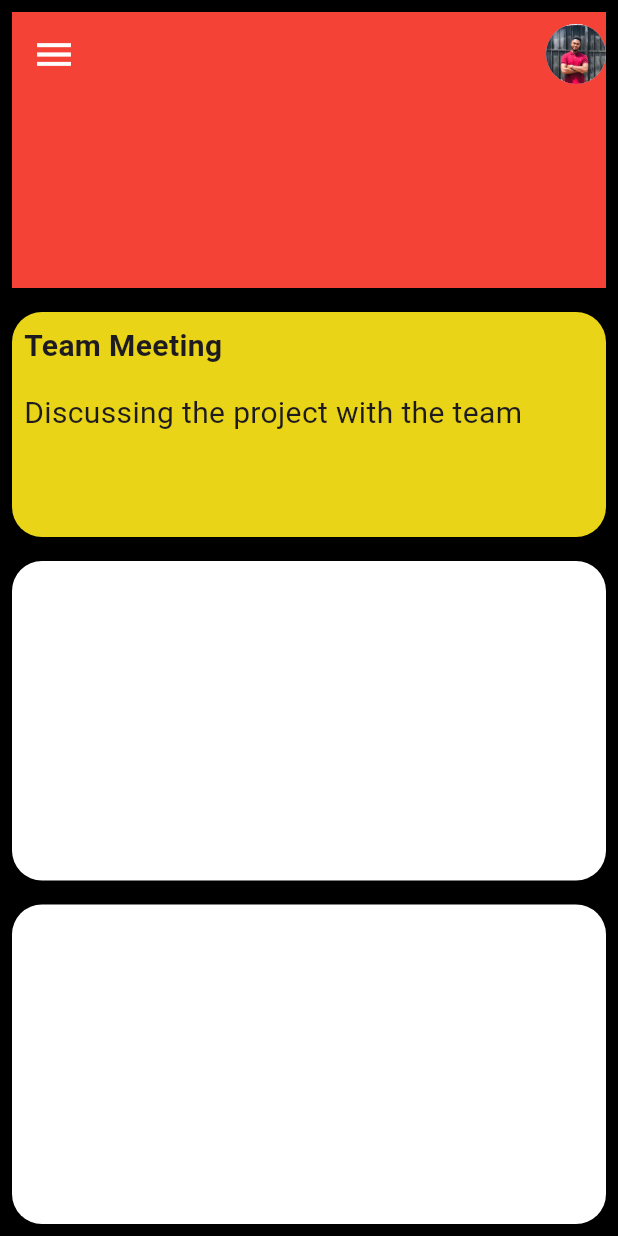
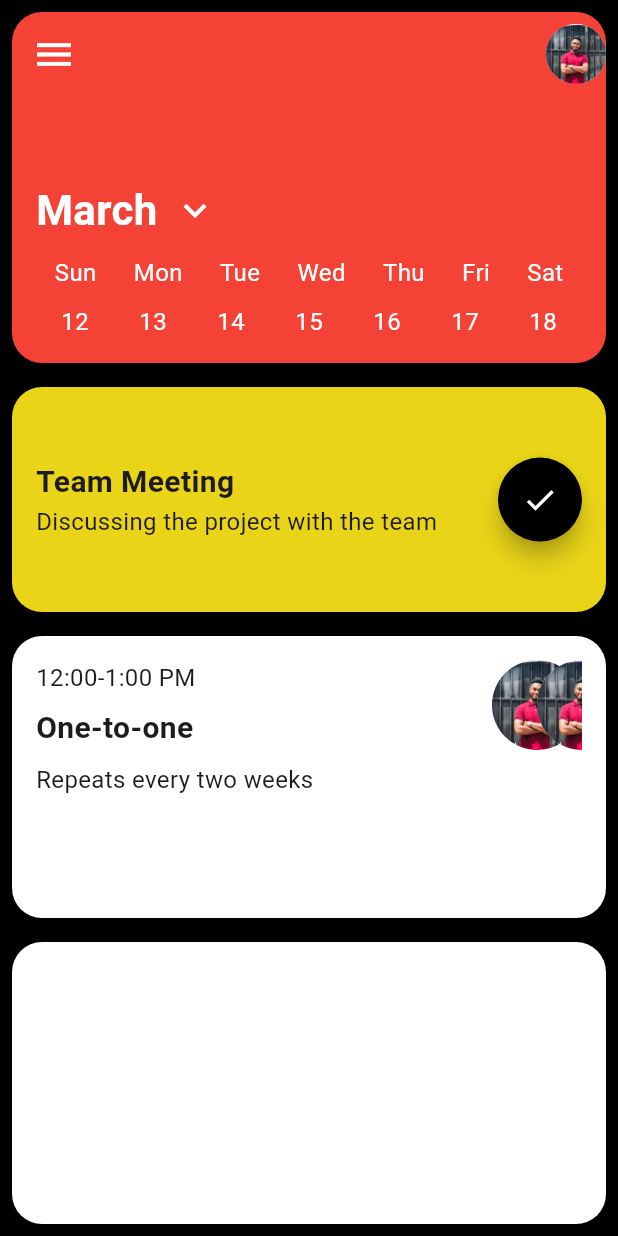
Before and after one commit to AaronOtu/flutter-firebaseAuth, a Flutter app: the MyTest screen opened directly, on a phone screen of 412 x 824 dp. Run offline on Flutter 3.47's test engine with Material 3 defaults, Android fonts, the phone set to English and light mode, and no system bars; our stand-ins replace firebase_auth, firebase_core; accounts and stored records are empty.

Commit message:
working on the second container

```diff
--- a/second_app/lib/screens/test.dart
+++ b/second_app/lib/screens/test.dart
@@ -1,4 +1,4 @@
-import "package:flutter/material.dart";
+import 'package:flutter/material.dart';
 
 class MyTest extends StatelessWidget {
   const MyTest({super.key});
@@ -7,31 +7,90 @@ class MyTest extends StatelessWidget {
   Widget build(BuildContext context) {
     return Scaffold(
       backgroundColor: Colors.black,
-        appBar:
-        PreferredSize(
-          preferredSize: const Size.fromHeight(200.0),
-          child:  Padding(
+      appBar: PreferredSize(
+        preferredSize: const Size.fromHeight(250.0),
+        child: Padding(
           padding: const EdgeInsets.all(8.0),
-            // ignore: avoid_unnecessary_containers
-            child: Container(
-
+          child: ClipRRect(
+            borderRadius: BorderRadius.circular(20), // Rounded border for AppBar
             child: AppBar(
-
-                //shape: BeveledRectangleBorder(borderRadius: BorderRadius.circular(20)),
               backgroundColor: Colors.red,
               leading: const Icon(
                 Icons.menu,
                 color: Colors.white,
                 size: 30,
               ),
-                actions: [
-                  const Padding(
+              flexibleSpace: const Column(
+                mainAxisAlignment: MainAxisAlignment.end,
+                children: [
+                  // "March" and Dropdown just above the calendar
+                  Padding(
+                    padding: EdgeInsets.symmetric(horizontal: 16.0, vertical: 10),
+                    child: Row(
+                      mainAxisAlignment: MainAxisAlignment.start,
+                      children: [
+                        Text(
+                          "March",
+                          style: TextStyle(fontSize: 28.0, fontWeight: FontWeight.bold, color: Colors.white),
+                        ),
+                        SizedBox(width: 10),
+                        Icon(
+                          Icons.expand_more_outlined,
+                          color: Colors.white,
+                          size: 30,
+                        ),
+                      ],
+                    ),
+                  ),
+                  // Calendar layout
+                  Padding(
+                    padding: EdgeInsets.only(bottom: 16.0),
+                    child: Column(
+                      children: [
+                        Padding(
+                          padding: EdgeInsets.symmetric(horizontal: 16.0),
+                          child: Row(
+                            mainAxisAlignment: MainAxisAlignment.spaceAround,
+                            children:  [
+                              Text("Sun", style: TextStyle(fontSize: 16, color: Colors.white)),
+                              Text("Mon", style: TextStyle(fontSize: 16, color: Colors.white)),
+                              Text("Tue", style: TextStyle(fontSize: 16, color: Colors.white)),
+                              Text("Wed", style: TextStyle(fontSize: 16, color: Colors.white)),
+                              Text("Thu", style: TextStyle(fontSize: 16, color: Colors.white)),
+                              Text("Fri", style: TextStyle(fontSize: 16, color: Colors.white)),
+                              Text("Sat", style: TextStyle(fontSize: 16, color: Colors.white)),
+                            ],
+                          ),
+                        ),
+                        SizedBox(height: 10),
+                        Padding(
+                          padding: EdgeInsets.symmetric(horizontal: 16.0),
+                          child: Row(
+                            mainAxisAlignment: MainAxisAlignment.spaceAround,
+                            children:  [
+                              Text("12", style: TextStyle(fontSize: 16, color: Colors.white)),
+                              Text("13", style: TextStyle(fontSize: 16, color: Colors.white)),
+                              Text("14", style: TextStyle(fontSize: 16, color: Colors.white)),
+                              Text("15", style: TextStyle(fontSize: 16, color: Colors.white)),
+                              Text("16", style: TextStyle(fontSize: 16, color: Colors.white)),
+                              Text("17", style: TextStyle(fontSize: 16, color: Colors.white)),
+                              Text("18", style: TextStyle(fontSize: 16, color: Colors.white)),
+                            ],
+                          ),
+                        ),
+                      ],
+                    ),
+                  ),
+                ],
+              ),
+              actions: const [
+                Padding(
                   padding: EdgeInsets.all(8.0),
                 ),
-                  const CircleAvatar(
-                    radius:20 ,
+                CircleAvatar(
+                  radius: 20,
                   foregroundImage: AssetImage('images/aaron.jpg'),
-                  )
+                ),
               ],
             ),
           ),
@@ -40,6 +99,7 @@ class MyTest extends StatelessWidget {
       body: Column(
         mainAxisAlignment: MainAxisAlignment.spaceBetween,
         children: [
+          // -------------- first container ----------------------
           Padding(
             padding: const EdgeInsets.all(8.0),
             child: Container(
@@ -47,56 +107,124 @@ class MyTest extends StatelessWidget {
               decoration: BoxDecoration(
                 color: const Color.fromARGB(255, 233, 212, 24),
                 borderRadius: BorderRadius.circular(20),
-
               ),
-                child: const Row(
+              child: Row(
                 mainAxisAlignment: MainAxisAlignment.spaceBetween,
                 children: [
-                  Column(
 
+                  const Column(
+                    mainAxisAlignment: MainAxisAlignment.center,
                     crossAxisAlignment: CrossAxisAlignment.start,
-                    children: [
-                      //Text("Team Meeting",style: TextStyle(fontWeight: FontWeight.bold, fontSize: 20.0),),
-                     Padding(padding: EdgeInsets.all(8.0),child:Text("Team Meeting", style: TextStyle(fontSize: 20.0, fontWeight: FontWeight.bold))) ,
-                     Padding(padding:EdgeInsets.fromLTRB(8, 8, 8, 0),child:Text("Discussing the project with the team", style: TextStyle(fontSize: 20.0)))
-
+                    children:  [
+                      Padding(
+                        padding: EdgeInsets.symmetric(horizontal: 16.0),
+                        child: Text(
+                          "Team Meeting",
+                          style: TextStyle(
+                            fontSize: 20.0,
+                            fontWeight: FontWeight.bold,
+                          ),
+                        ),
+                      ),
+                      Padding(
+                        padding: EdgeInsets.symmetric(horizontal: 16.0),
+                        child: Text(
+                          "Discussing the project with the team",
+                          style: TextStyle(fontSize: 16.0),
+                        ),
+                      ),
                     ],
                   ),
-                  Column(
-                    children: [
-                      Text('')
-                    ],
-                  )
-                ],),
+                  // -------Floating Action ----------
+                  Padding(
+                    padding: const EdgeInsets.only(right: 16.0),
+                    child: FloatingActionButton(
+                      onPressed: () {},
+                      backgroundColor: Colors.black,
+                      shape: const CircleBorder(),
+                      child: const Icon(
+                        Icons.check,
+                        color: Colors.white,
                       ),
                     ),
+                  ),
+                ],
+              ),
+            ),
+          ),
+          // ---------------Second Container-----------
           Expanded(
             child: Padding(
               padding: const EdgeInsets.all(8.0),
               child: Container(
-                  height: 250.0,
                 decoration: BoxDecoration(
                   color: Colors.white,
                   borderRadius: BorderRadius.circular(20), // Rounded border
                 ),
+                child: const Padding(
+                  padding: EdgeInsets.all(16.0),
+                  child: Row(
+                    crossAxisAlignment: CrossAxisAlignment.start,
+                    mainAxisAlignment: MainAxisAlignment.spaceBetween,
+                    children: [
+                      // Column for the three texts
+                      Column(
+                        crossAxisAlignment: CrossAxisAlignment.start,
+                        mainAxisAlignment: MainAxisAlignment.start,
+                        children: [
+                          Text(
+                            "12:00-1:00 PM",
+                            style: TextStyle(fontSize: 16.0, ),
+                          ),
+                          SizedBox(height: 8.0),
+                          Text(
+                            "One-to-one",
+                            style: TextStyle(fontSize: 20.0, fontWeight: FontWeight.bold),
+                          ),
+                          SizedBox(height: 8.0),
+                          Text(
+                            "Repeats every two weeks",
+                            style: TextStyle(fontSize: 16.0),
+                          ),
+                        ],
+                      ),
+
+                      Stack(
+                        children: [
+
+                          CircleAvatar(
+                            radius: 30,
+                            foregroundImage: AssetImage('images/aaron.jpg'), // Replace with your image asset
+                          ),
+                          Positioned(
+                            left: 30, // Adjust the overlap by changing the value
+                            child: CircleAvatar(
+                              radius: 30,
+                              foregroundImage: AssetImage('images/aaron.jpg'), // Replace with your image asset
+                            ),
+                          ),
+                        ],
+                      ),
+                    ],
                   ),
                 ),
               ),
+            ),
+          ),
+          //--------third container------------
           Expanded(
             child: Padding(
               padding: const EdgeInsets.all(8.0),
               child: Container(
-                  height: 200.0,
-
                 decoration: BoxDecoration(
-
                   color: Colors.white,
-                    borderRadius: BorderRadius.circular(20), // Rounded border
+                  borderRadius: BorderRadius.circular(20),
                 ),
               ),
             ),
           ),
         ],
-        ));
+      ),
+    );
   }
 }
--- a/second_app/pubspec.yaml
+++ b/second_app/pubspec.yaml
@@ -63,6 +63,8 @@ flutter:
   # To add assets to your application, add an assets section, like this:
   assets:
       - images/aaron.jpg
+      - images/aaron.jpg
+      - images/aaron.jpg
   #   - images/a_dot_ham.jpeg
 
   # An image asset can refer to one or more resolution-specific "variants", see
```
Lines whose indentation alone changed are shown as unchanged.
